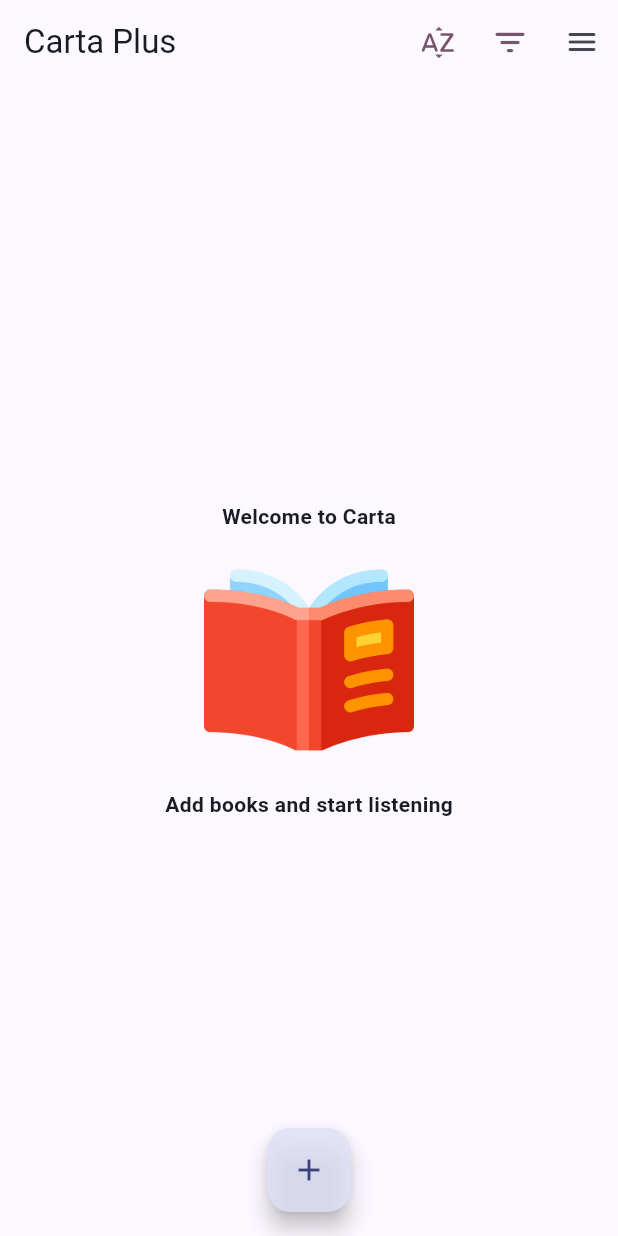
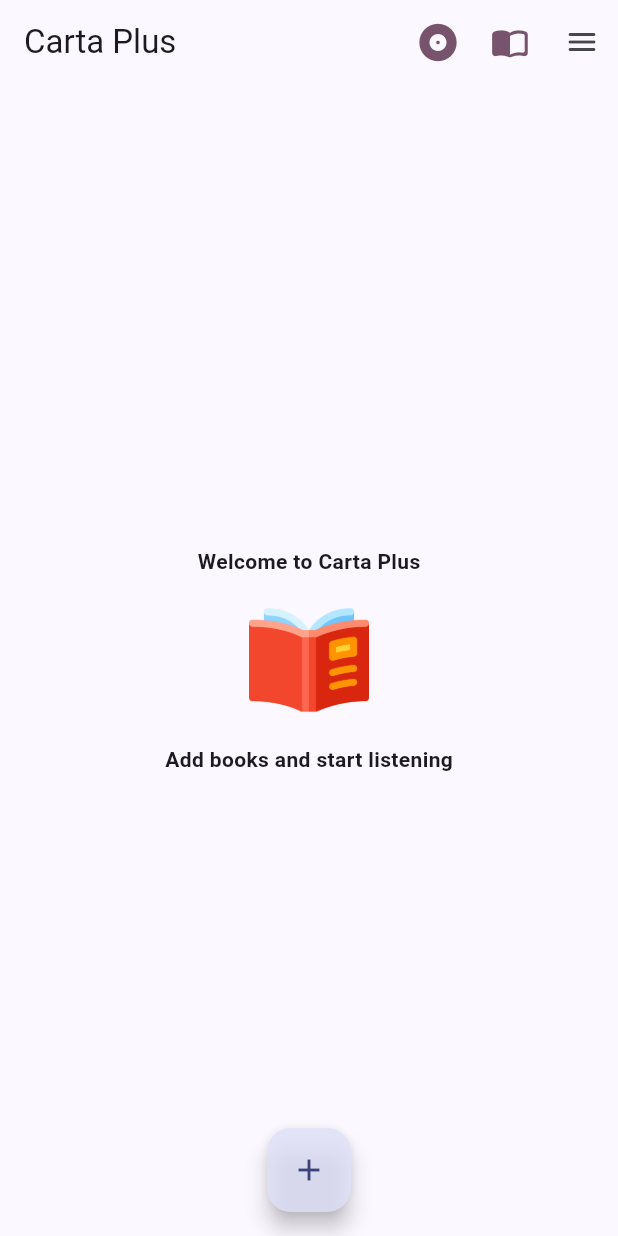
Before and after one commit to innomatica/cartaplus, a Flutter app: the screen it shows once a user with an empty profile is signed in, on a phone screen of 412 x 824 dp. Run offline on Flutter 3.47's test engine with Material 2 defaults, Android fonts, the phone set to English and light mode, and no system bars; drawn by our look-alikes of dynamic_color; our stand-ins replace audio_service, audio_video_progress_bar, cloud_firestore, cloud_functions, firebase_auth, firebase_core and 7 more; missing offline and left inert: encrypt, feed_parser; accounts and stored records are empty; generated files the repository leaves out were written again; project files that could hold a hidden picture were left out.

Commit message:
make sort, filter icons dynamic

```diff
--- a/lib/logic/cartabloc.dart
+++ b/lib/logic/cartabloc.dart
@@ -3,7 +3,7 @@ import 'dart:convert';
 import 'dart:io';
 
 import 'package:cloud_firestore/cloud_firestore.dart';
-import 'package:flutter/foundation.dart';
+import 'package:flutter/material.dart';
 import 'package:http/http.dart' as http;
 import 'package:mime/mime.dart';
 
@@ -17,6 +17,13 @@ import 'cartaauth.dart';
 
 const sortOptions = ['title', 'authors'];
 const filterOptions = ['all', 'librivox', 'archive', 'cloud'];
+const sortIcons = [Icons.album_rounded, Icons.account_circle_rounded];
+const filterIcons = [
+  Icons.import_contacts_rounded,
+  Icons.local_library_rounded,
+  Icons.account_balance_rounded,
+  Icons.cloud_rounded,
+];
 
 class CartaBloc extends ChangeNotifier {
   // User? user;
@@ -46,7 +53,10 @@ class CartaBloc extends ChangeNotifier {
     super.dispose();
   }
 
+  String get currentSort => sortOptions[sortIndex];
   String get currentFilter => filterOptions[filterIndex];
+  IconData get sortIcon => sortIcons[sortIndex];
+  IconData get filterIcon => filterIcons[filterIndex];
 
   List<CartaBook> get books {
     final filterOption = filterOptions[filterIndex];
--- a/lib/screens/home/home.dart
+++ b/lib/screens/home/home.dart
@@ -65,10 +65,12 @@ class _HomePageState extends State<HomePage> {
   //
   Widget _buildSortButton() {
     final logic = context.read<CartaBloc>();
-    const btnSize = 26.0;
-    final btnColor = Theme.of(context).colorScheme.tertiary;
     return IconButton(
-      icon: Icon(Icons.sort_by_alpha_rounded, size: btnSize, color: btnColor),
+      icon: Icon(
+        logic.sortIcon,
+        size: 30.0,
+        color: Theme.of(context).colorScheme.tertiary,
+      ),
       onPressed: () => logic.rotateSortBy(),
     );
   }
@@ -78,10 +80,12 @@ class _HomePageState extends State<HomePage> {
   //
   Widget _buildFilterButton() {
     final logic = context.read<CartaBloc>();
-    const btnSize = 26.0;
-    final btnColor = Theme.of(context).colorScheme.tertiary;
     return IconButton(
-      icon: Icon(Icons.filter_list_rounded, size: btnSize, color: btnColor),
+      icon: Icon(
+        logic.filterIcon,
+        size: 26.0,
+        color: Theme.of(context).colorScheme.tertiary,
+      ),
       onPressed: () => logic.rotateFilterBy(),
     );
   }
@@ -299,7 +303,6 @@ class _HomePageState extends State<HomePage> {
     final screen = context.watch<ScreenConfig>();
     // debugPrint('home.body screen.layout: ${screen.layout}');
     // debugPrint('home.body isWide: ${screen.isWide}');
-
     if (books.isEmpty) {
       // no books
       return const FirstLogin();
--- a/lib/screens/home/widgets.dart
+++ b/lib/screens/home/widgets.dart
@@ -213,24 +213,28 @@ class FirstLogin extends StatelessWidget {
 
   @override
   Widget build(BuildContext context) {
-    final logic = context.read<CartaBloc>();
+    final logic = context.watch<CartaBloc>();
     final filter = logic.currentFilter;
     const textStyle = TextStyle(fontWeight: FontWeight.w600);
     return Center(
       child: Column(
         mainAxisSize: MainAxisSize.min,
         mainAxisAlignment: MainAxisAlignment.center,
-        children: [
-          filter == 'all'
-              ? const Text('Welcome to Carta', style: textStyle)
-              : Text('No $filter books', style: textStyle),
+        children: filter == 'all'
+            ? [
+                const Text('Welcome to $appName', style: textStyle),
                 const SizedBox(height: 16.0),
                 const SizedBox(
-            width: 140,
+                  width: 80,
                   child: Image(image: AssetImage(defaultAlbumImage)),
                 ),
                 const SizedBox(height: 16.0),
                 const Text('Add books and start listening', style: textStyle),
+              ]
+            : [
+                Icon(logic.filterIcon, size: 80, color: Colors.blueGrey),
+                const SizedBox(height: 16.0),
+                Text('Add $filter books', style: textStyle),
               ],
       ),
     );
```
Lines whose indentation alone changed are shown as unchanged.
